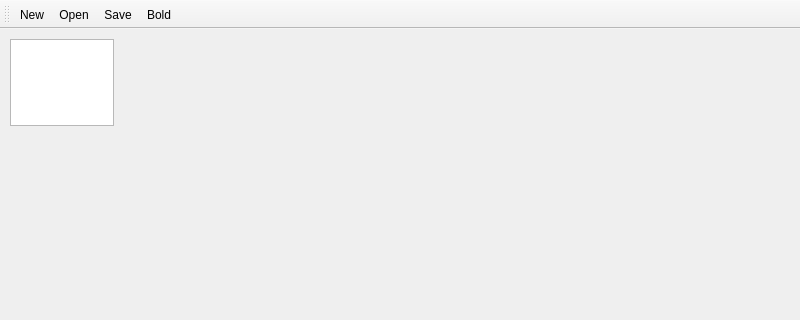
Qt form src/hello_notepad.ui (Zhengfu200/hello_notepad) before a commit; both pictures show x 0 to 800 and y 0 to 320 of the 800 by 600 pixel window.
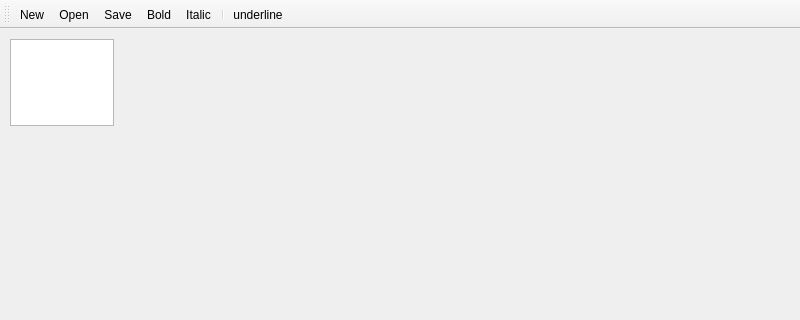
The same form after that commit.

```diff
--- a/src/hello_notepad.ui
+++ b/src/hello_notepad.ui
@@ -50,6 +50,9 @@
    <addaction name="actionOpen"/>
    <addaction name="actionSave"/>
    <addaction name="actionBold"/>
+   <addaction name="actionItalic"/>
+   <addaction name="separator"/>
+   <addaction name="actionunderline"/>
   </widget>
   <action name="actionNew">
    <property name="text">
@@ -71,6 +74,16 @@
     <string>Bold</string>
    </property>
   </action>
+  <action name="actionItalic">
+   <property name="text">
+    <string>Italic</string>
+   </property>
+  </action>
+  <action name="actionunderline">
+   <property name="text">
+    <string>underline</string>
+   </property>
+  </action>
  </widget>
  <resources/>
  <connections/>
```
Left out of the diff: 10 changed lines with no effect on the pictures.
